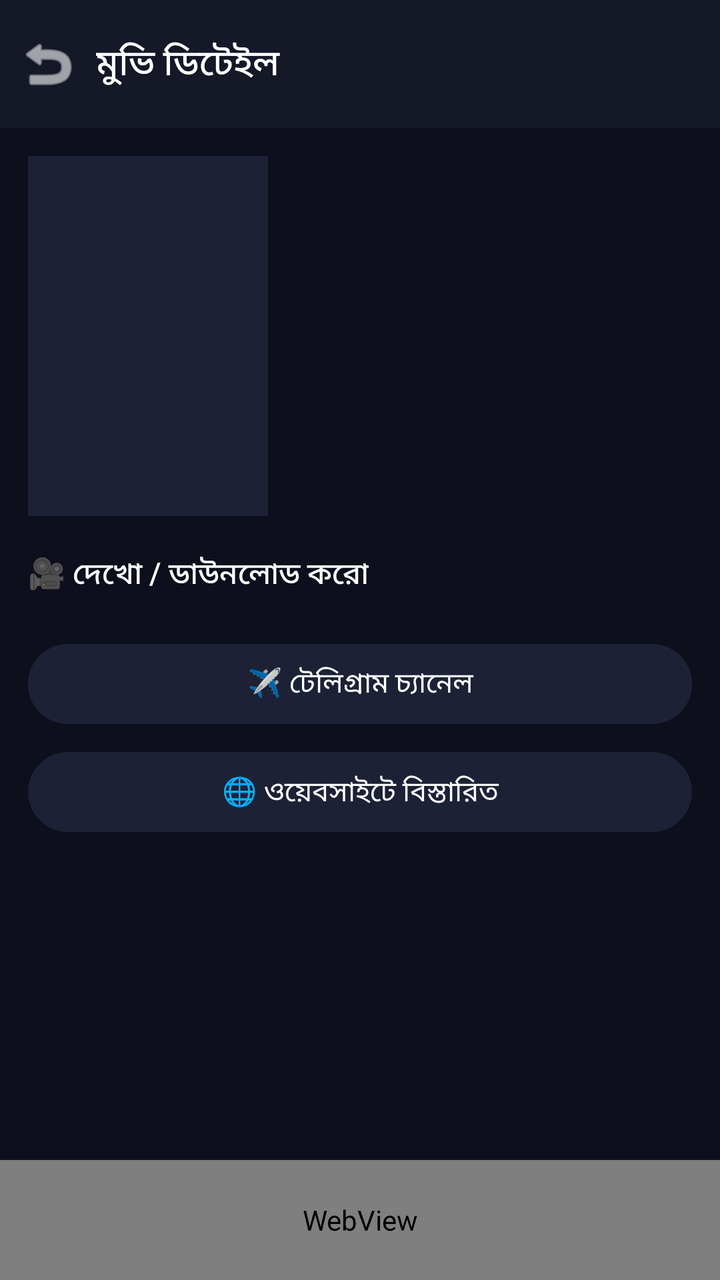
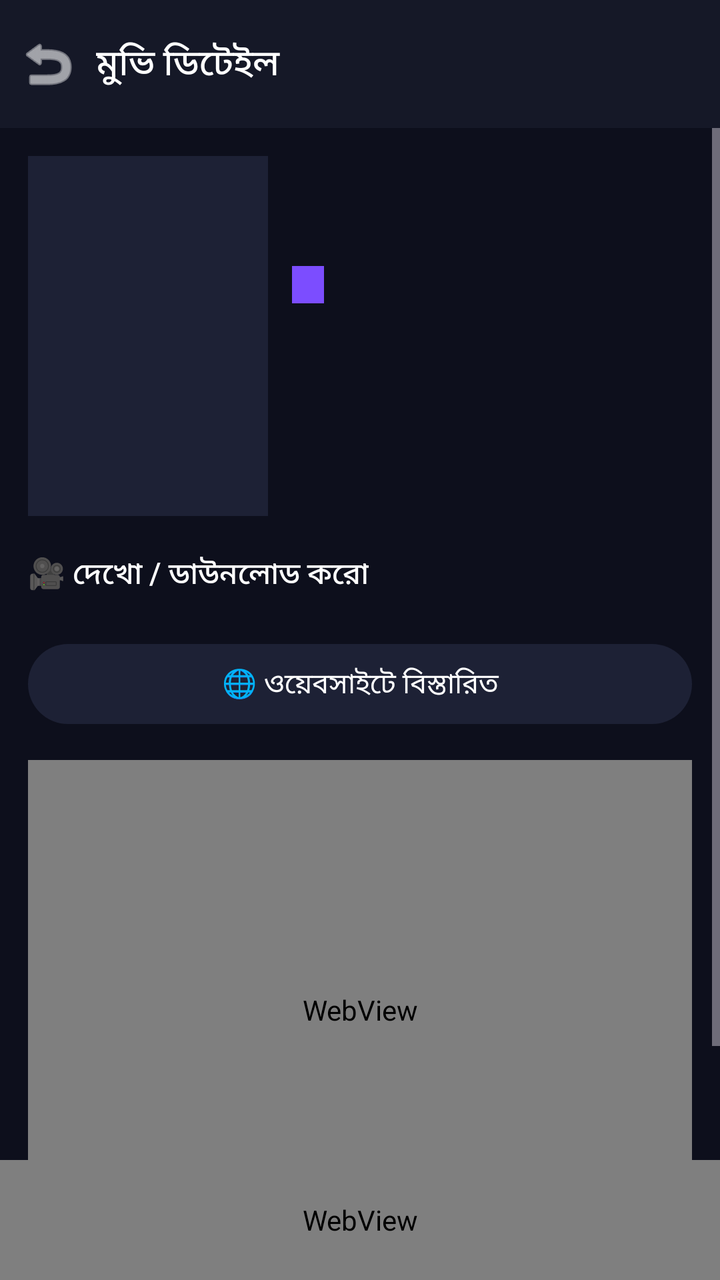

Before-and-after screenshots of an Android layout around one commit, followed by the original layout XML and the change that was made.
<!-- AndroidManifest.xml: application theme Theme.MovieBox -->
<!-- res/layout/activity_detail.xml -->
<?xml version="1.0" encoding="utf-8"?>
<LinearLayout xmlns:android="http://schemas.android.com/apk/res/android"
    xmlns:app="http://schemas.android.com/apk/res-auto"
    android:layout_width="match_parent"
    android:layout_height="match_parent"
    android:background="@color/bg"
    android:orientation="vertical">

    
    <LinearLayout
        android:layout_width="match_parent"
        android:layout_height="?attr/actionBarSize"
        android:background="@color/surface"
        android:gravity="center_vertical"
        android:orientation="horizontal">

        <ImageButton
            android:id="@+id/btnBack"
            android:layout_width="48dp"
            android:layout_height="48dp"
            android:background="?attr/selectableItemBackgroundBorderless"
            android:contentDescription="back"
            android:src="@android:drawable/ic_menu_revert"
            app:tint="@color/textMain" />

        <TextView
            android:layout_width="0dp"
            android:layout_height="wrap_content"
            android:layout_weight="1"
            android:text="মুভি ডিটেইল"
            android:textColor="@color/textMain"
            android:textSize="18sp"
            android:fontFamily="sans-serif-medium" />
    </LinearLayout>

    <ScrollView
        android:layout_width="match_parent"
        android:layout_height="0dp"
        android:layout_weight="1"
        android:fillViewport="true">

        <LinearLayout
            android:layout_width="match_parent"
            android:layout_height="wrap_content"
            android:orientation="horizontal"
            android:padding="14dp">

            <LinearLayout
                android:layout_width="0dp"
                android:layout_height="wrap_content"
                android:layout_weight="1"
                android:orientation="vertical">

                <LinearLayout
                    android:layout_width="match_parent"
                    android:layout_height="wrap_content"
                    android:orientation="horizontal">

                    <ImageView
                        android:id="@+id/dPoster"
                        android:layout_width="120dp"
                        android:layout_height="180dp"
                        android:background="@color/surface2"
                        android:contentDescription="poster"
                        android:scaleType="centerCrop" />

                    <LinearLayout
                        android:layout_width="0dp"
                        android:layout_height="match_parent"
                        android:layout_weight="1"
                        android:gravity="center_vertical"
                        android:orientation="vertical"
                        android:paddingStart="12dp">

                        <TextView
                            android:id="@+id/dTitle"
                            android:layout_width="match_parent"
                            android:layout_height="wrap_content"
                            android:fontFamily="sans-serif-medium"
                            android:textColor="@color/textMain"
                            android:textSize="17sp" />

                        <TextView
                            android:id="@+id/dMeta"
                            android:layout_width="match_parent"
                            android:layout_height="wrap_content"
                            android:layout_marginTop="6dp"
                            android:textColor="@color/textSub"
                            android:textSize="12sp" />
                    </LinearLayout>
                </LinearLayout>

                <TextView
                    android:layout_width="wrap_content"
                    android:layout_height="wrap_content"
                    android:layout_marginTop="18dp"
                    android:text="🎥 দেখো / ডাউনলোড করো"
                    android:textColor="@color/textMain"
                    android:textSize="15sp"
                    android:fontFamily="sans-serif-medium" />

                <androidx.recyclerview.widget.RecyclerView
                    android:id="@+id/linkList"
                    android:layout_width="match_parent"
                    android:layout_height="wrap_content"
                    android:layout_marginTop="6dp"
                    android:nestedScrollingEnabled="false" />

                <com.google.android.material.button.MaterialButton
                    android:id="@+id/btnTelegram"
                    android:layout_width="match_parent"
                    android:layout_height="wrap_content"
                    android:layout_marginTop="14dp"
                    android:text="@string/telegram"
                    app:backgroundTint="@color/surface2"
                    app:iconTint="@color/textMain" />

                <com.google.android.material.button.MaterialButton
                    android:id="@+id/btnWeb"
                    android:layout_width="match_parent"
                    android:layout_height="wrap_content"
                    android:layout_marginTop="6dp"
                    android:text="@string/open_web"
                    app:backgroundTint="@color/surface2" />
            </LinearLayout>
        </LinearLayout>
    </ScrollView>

    
    <FrameLayout
        android:id="@+id/adBox2"
        android:layout_width="match_parent"
        android:layout_height="60dp"
        android:background="@color/surface">

        <WebView
            android:id="@+id/adBanner"
            android:layout_width="match_parent"
            android:layout_height="match_parent" />
    </FrameLayout>
</LinearLayout>
<!-- resources referenced by this layout -->
<resources>
  <color name="bg">#0D0F1C</color>
  <color name="surface">#151827</color>
  <color name="surface2">#1D2135</color>
  <color name="textMain">#FFFFFF</color>
  <color name="textSub">#A5AAC0</color>
  <string name="open_web">🌐 ওয়েবসাইটে বিস্তারিত</string>
  <string name="telegram">✈️ টেলিগ্রাম চ্যানেল</string>
  <style name="Theme.MovieBox" parent="Theme.Material3.Dark.NoActionBar">
          <item name="colorPrimary">@color/accent</item>
          <item name="colorOnPrimary">#FFFFFF</item>
          <item name="colorSecondary">@color/accent2</item>
          <item name="android:colorBackground">@color/bg</item>
          <item name="colorSurface">@color/surface</item>
          <item name="colorOnSurface">@color/textMain</item>
          <item name="android:statusBarColor">@color/bg</item>
          <item name="android:navigationBarColor">@color/bg</item>
          <item name="android:textColor">@color/textMain</item>
          <item name="android:fontFamily">sans-serif</item>
      </style>
  <color name="accent">#7C4DFF</color>
  <color name="accent2">#00E5A0</color>
</resources>

<!-- the commit's change to res/layout/activity_detail.xml (unified diff, before → after) -->
@@ -1,55 +1,53 @@
 <?xml version="1.0" encoding="utf-8"?>
-<LinearLayout xmlns:android="http://schemas.android.com/apk/res/android"
+<FrameLayout xmlns:android="http://schemas.android.com/apk/res/android"
     xmlns:app="http://schemas.android.com/apk/res-auto"
     android:layout_width="match_parent"
     android:layout_height="match_parent"
-    android:background="@color/bg"
-    android:orientation="vertical">
-
-    
+    android:background="@color/bg">
+
     <LinearLayout
         android:layout_width="match_parent"
-        android:layout_height="?attr/actionBarSize"
-        android:background="@color/surface"
-        android:gravity="center_vertical"
-        android:orientation="horizontal">
-
-        <ImageButton
-            android:id="@+id/btnBack"
-            android:layout_width="48dp"
-            android:layout_height="48dp"
-            android:background="?attr/selectableItemBackgroundBorderless"
-            android:contentDescription="back"
-            android:src="@android:drawable/ic_menu_revert"
-            app:tint="@color/textMain" />
-
-        <TextView
-            android:layout_width="0dp"
-            android:layout_height="wrap_content"
-            android:layout_weight="1"
-            android:text="মুভি ডিটেইল"
-            android:textColor="@color/textMain"
-            android:textSize="18sp"
-            android:fontFamily="sans-serif-medium" />
-    </LinearLayout>
-
-    <ScrollView
-        android:layout_width="match_parent"
-        android:layout_height="0dp"
-        android:layout_weight="1"
-        android:fillViewport="true">
-
+        android:layout_height="match_parent"
+        android:orientation="vertical">
+
+        
         <LinearLayout
             android:layout_width="match_parent"
-            android:layout_height="wrap_content"
-            android:orientation="horizontal"
-            android:padding="14dp">
-
-            <LinearLayout
+            android:layout_height="?attr/actionBarSize"
+            android:background="@color/surface"
+            android:gravity="center_vertical"
+            android:orientation="horizontal">
+
+            <ImageButton
+                android:id="@+id/btnBack"
+                android:layout_width="48dp"
+                android:layout_height="48dp"
+                android:background="?attr/selectableItemBackgroundBorderless"
+                android:contentDescription="back"
+                android:src="@android:drawable/ic_menu_revert"
+                app:tint="@color/textMain" />
+
+            <TextView
                 android:layout_width="0dp"
                 android:layout_height="wrap_content"
                 android:layout_weight="1"
-                android:orientation="vertical">
+                android:fontFamily="sans-serif-medium"
+                android:text="মুভি ডিটেইল"
+                android:textColor="@color/textMain"
+                android:textSize="18sp" />
+        </LinearLayout>
+
+        <ScrollView
+            android:layout_width="match_parent"
+            android:layout_height="0dp"
+            android:layout_weight="1"
+            android:fillViewport="true">
+
+            <LinearLayout
+                android:layout_width="match_parent"
+                android:layout_height="wrap_content"
+                android:orientation="vertical"
+                android:padding="14dp">
 
                 <LinearLayout
                     android:layout_width="match_parent"
@@ -73,9 +71,20 @@
                         android:paddingStart="12dp">
 
                         <TextView
+                            android:id="@+id/dBadge"
+                            android:layout_width="wrap_content"
+                            android:layout_height="wrap_content"
+                            android:background="@color/accent"
+                            android:paddingHorizontal="8dp"
+                            android:paddingVertical="2dp"
+                            android:textColor="#FFFFFF"
+                            android:textSize="11sp" />
+
+                        <TextView
                             android:id="@+id/dTitle"
                             android:layout_width="match_parent"
                             android:layout_height="wrap_content"
+                            android:layout_marginTop="6dp"
                             android:fontFamily="sans-serif-medium"
                             android:textColor="@color/textMain"
                             android:textSize="17sp" />
@@ -94,10 +103,10 @@
                     android:layout_width="wrap_content"
                     android:layout_height="wrap_content"
                     android:layout_marginTop="18dp"
+                    android:fontFamily="sans-serif-medium"
                     android:text="🎥 দেখো / ডাউনলোড করো"
                     android:textColor="@color/textMain"
-                    android:textSize="15sp"
-                    android:fontFamily="sans-serif-medium" />
+                    android:textSize="15sp" />
 
                 <androidx.recyclerview.widget.RecyclerView
                     android:id="@+id/linkList"
@@ -107,35 +116,95 @@
                     android:nestedScrollingEnabled="false" />
 
                 <com.google.android.material.button.MaterialButton
-                    android:id="@+id/btnTelegram"
+                    android:id="@+id/btnWeb"
                     android:layout_width="match_parent"
                     android:layout_height="wrap_content"
                     android:layout_marginTop="14dp"
-                    android:text="@string/telegram"
-                    app:backgroundTint="@color/surface2"
-                    app:iconTint="@color/textMain" />
-
-                <com.google.android.material.button.MaterialButton
-                    android:id="@+id/btnWeb"
-                    android:layout_width="match_parent"
-                    android:layout_height="wrap_content"
-                    android:layout_marginTop="6dp"
                     android:text="@string/open_web"
                     app:backgroundTint="@color/surface2" />
+
+                
+                <FrameLayout
+                    android:id="@+id/adBoxRect"
+                    android:layout_width="match_parent"
+                    android:layout_height="250dp"
+                    android:layout_marginTop="14dp"
+                    android:background="@color/surface">
+
+                    <WebView
+                        android:id="@+id/adRect"
+                        android:layout_width="match_parent"
+                        android:layout_height="match_parent" />
+                </FrameLayout>
             </LinearLayout>
-        </LinearLayout>
-    </ScrollView>
+        </ScrollView>
+
+        
+        <FrameLayout
+            android:id="@+id/adBox2"
+            android:layout_width="match_parent"
+            android:layout_height="60dp"
+            android:background="@color/surface">
+
+            <WebView
+                android:id="@+id/adBanner"
+                android:layout_width="match_parent"
+                android:layout_height="match_parent" />
+        </FrameLayout>
+    </LinearLayout>
 
     
-    <FrameLayout
-        android:id="@+id/adBox2"
+    <LinearLayout
+        android:id="@+id/gateOverlay"
         android:layout_width="match_parent"
-        android:layout_height="60dp"
-        android:background="@color/surface">
-
-        <WebView
-            android:id="@+id/adBanner"
-            android:layout_width="match_parent"
-            android:layout_height="match_parent" />
-    </FrameLayout>
-</LinearLayout>
+        android:layout_height="match_parent"
+        android:background="#E6000000"
+        android:gravity="center"
+        android:orientation="vertical"
+        android:padding="28dp"
+        android:visibility="gone">
+
+        <TextView
+            android:layout_width="wrap_content"
+            android:layout_height="wrap_content"
+            android:text="🎬"
+            android:textSize="44sp" />
+
+        <TextView
+            android:layout_width="wrap_content"
+            android:layout_height="wrap_content"
+            android:layout_marginTop="10dp"
+            android:gravity="center"
+            android:text="অ্যাড দেখা শেষ! প্লে শুরু হচ্ছে..."
+            android:textColor="@color/textMain"
+            android:textSize="18sp"
+            android:fontFamily="sans-serif-medium" />
+
+        <TextView
+            android:id="@+id/gateCount"
+            android:layout_width="wrap_content"
+            android:layout_height="wrap_content"
+            android:layout_marginTop="14dp"
+            android:text="5"
+            android:textColor="@color/accent"
+            android:textSize="56sp"
+            android:fontFamily="sans-serif-medium" />
+
+        <TextView
+            android:layout_width="wrap_content"
+            android:layout_height="wrap_content"
+            android:gravity="center"
+            android:text="একটু অপেক্ষা করো — মুভি অটো প্লে হবে 🍿"
+            android:textColor="@color/textSub"
+            android:textSize="13sp" />
+
+        <com.google.android.material.button.MaterialButton
+            android:id="@+id/btnGateCancel"
+            android:layout_width="wrap_content"
+            android:layout_height="wrap_content"
+            android:layout_marginTop="20dp"
+            android:onClick="cancelGate"
+            android:text="✖ বাতিল করো"
+            app:backgroundTint="@color/surface2" />
+    </LinearLayout>
+</FrameLayout>
<!-- resource entries referenced after the edit -->
@@ -6,7 +6,6 @@
   <color name="textMain">#FFFFFF</color>
   <color name="textSub">#A5AAC0</color>
   <string name="open_web">🌐 ওয়েবসাইটে বিস্তারিত</string>
-  <string name="telegram">✈️ টেলিগ্রাম চ্যানেল</string>
   <style name="Theme.MovieBox" parent="Theme.Material3.Dark.NoActionBar">
           <item name="colorPrimary">@color/accent</item>
           <item name="colorOnPrimary">#FFFFFF</item>
